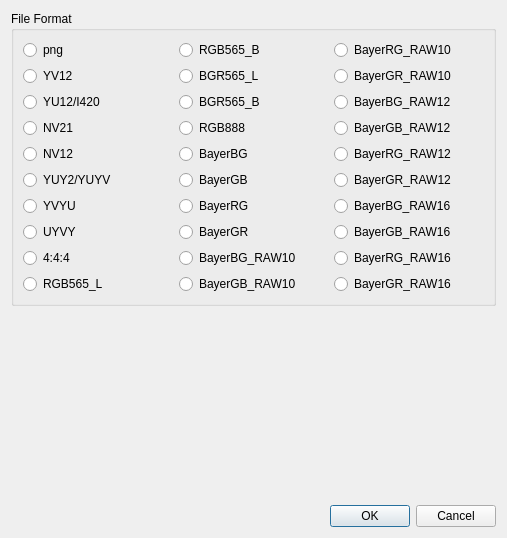
QQxiaoming/YUVviewer, file src/UI_ImgExport.ui: the form before one commit.
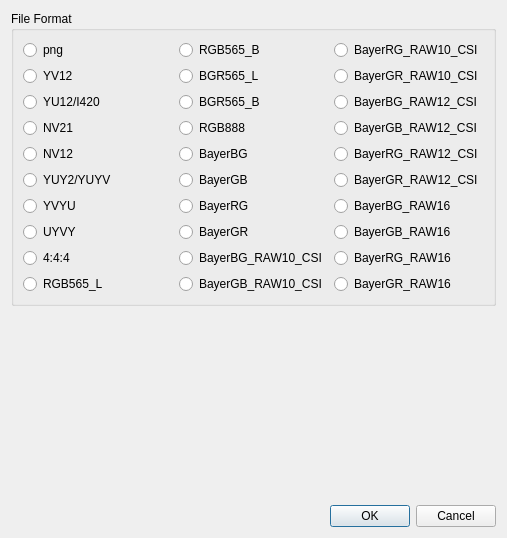
The form after the commit.

Commit message: feat:update supported formats and UI labels for Bayer RAW formats

Patch:
```diff
--- a/src/UI_ImgExport.ui
+++ b/src/UI_ImgExport.ui
@@ -209,7 +209,7 @@
            <bool>true</bool>
           </property>
           <property name="text">
-           <string notr="true">BayerBG_RAW10</string>
+           <string notr="true">BayerBG_RAW10_CSI</string>
           </property>
          </widget>
         </item>
@@ -219,7 +219,7 @@
            <bool>true</bool>
           </property>
           <property name="text">
-           <string notr="true">BayerGB_RAW10</string>
+           <string notr="true">BayerGB_RAW10_CSI</string>
           </property>
          </widget>
         </item>
@@ -233,7 +233,7 @@
            <bool>true</bool>
           </property>
           <property name="text">
-           <string notr="true">BayerRG_RAW10</string>
+           <string notr="true">BayerRG_RAW10_CSI</string>
           </property>
          </widget>
         </item>
@@ -243,35 +243,35 @@
            <bool>true</bool>
           </property>
           <property name="text">
-           <string notr="true">BayerGR_RAW10</string>
+           <string notr="true">BayerGR_RAW10_CSI</string>
           </property>
          </widget>
         </item>
         <item>
          <widget class="QRadioButton" name="f22RadioButton">
           <property name="text">
-           <string notr="true">BayerBG_RAW12</string>
+           <string notr="true">BayerBG_RAW12_CSI</string>
           </property>
          </widget>
         </item>
         <item>
          <widget class="QRadioButton" name="f23RadioButton">
           <property name="text">
-           <string notr="true">BayerGB_RAW12</string>
+           <string notr="true">BayerGB_RAW12_CSI</string>
           </property>
          </widget>
         </item>
         <item>
          <widget class="QRadioButton" name="f24RadioButton">
           <property name="text">
-           <string notr="true">BayerRG_RAW12</string>
+           <string notr="true">BayerRG_RAW12_CSI</string>
           </property>
          </widget>
         </item>
         <item>
          <widget class="QRadioButton" name="f25RadioButton">
           <property name="text">
-           <string notr="true">BayerGR_RAW12</string>
+           <string notr="true">BayerGR_RAW12_CSI</string>
           </property>
          </widget>
         </item>
```
The commit also changes 10 other files.
